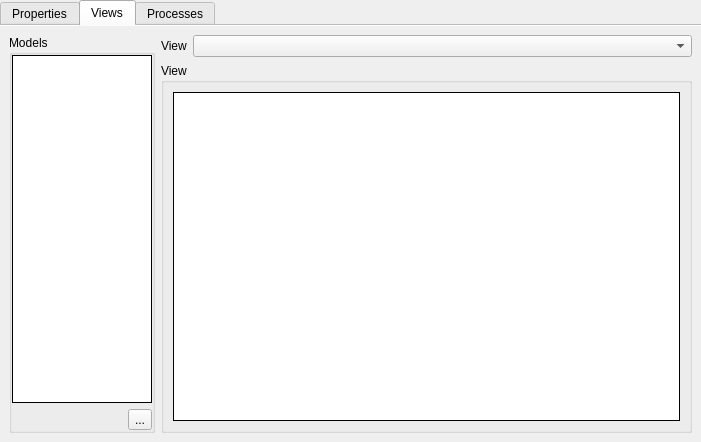
Qt form src/plugins/OpenSpeedShop/Experiment/ExperimentWidget.ui (OpenSpeedShop/gui) before a commit.
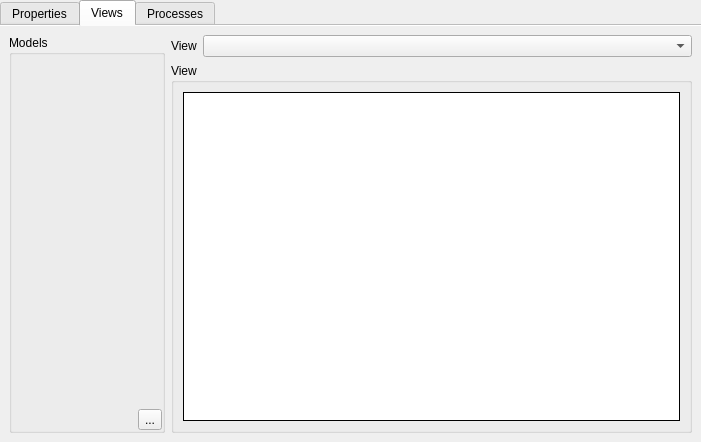
The same form after that commit. Icons and pictures are not drawn.

Commit message: Fixed created descriptor issues in ModelManagerDialog; ensured synchronization of model accross views; cleaned up a bunch of crap

```diff
--- a/src/plugins/OpenSpeedShop/Experiment/ExperimentWidget.ui
+++ b/src/plugins/OpenSpeedShop/Experiment/ExperimentWidget.ui
@@ -330,19 +330,24 @@
            <number>0</number>
           </property>
           <item>
-           <widget class="QListView" name="listView">
+           <widget class="QFrame" name="modelListViewParent">
+            <property name="sizePolicy">
+             <sizepolicy hsizetype="Preferred" vsizetype="MinimumExpanding">
+              <horstretch>0</horstretch>
+              <verstretch>0</verstretch>
+             </sizepolicy>
+            </property>
             <property name="minimumSize">
              <size>
-              <width>140</width>
+              <width>150</width>
               <height>0</height>
              </size>
             </property>
-            <property name="frameShape">
-             <enum>QFrame::Box</enum>
-            </property>
-            <property name="frameShadow">
-             <enum>QFrame::Plain</enum>
-            </property>
+            <layout class="QHBoxLayout" name="horizontalLayout_5">
+             <property name="margin">
+              <number>0</number>
+             </property>
+            </layout>
            </widget>
           </item>
           <item>
```
Left out of the diff: 2 changed lines with no effect on the pictures. The commit also changes 13 other files.
